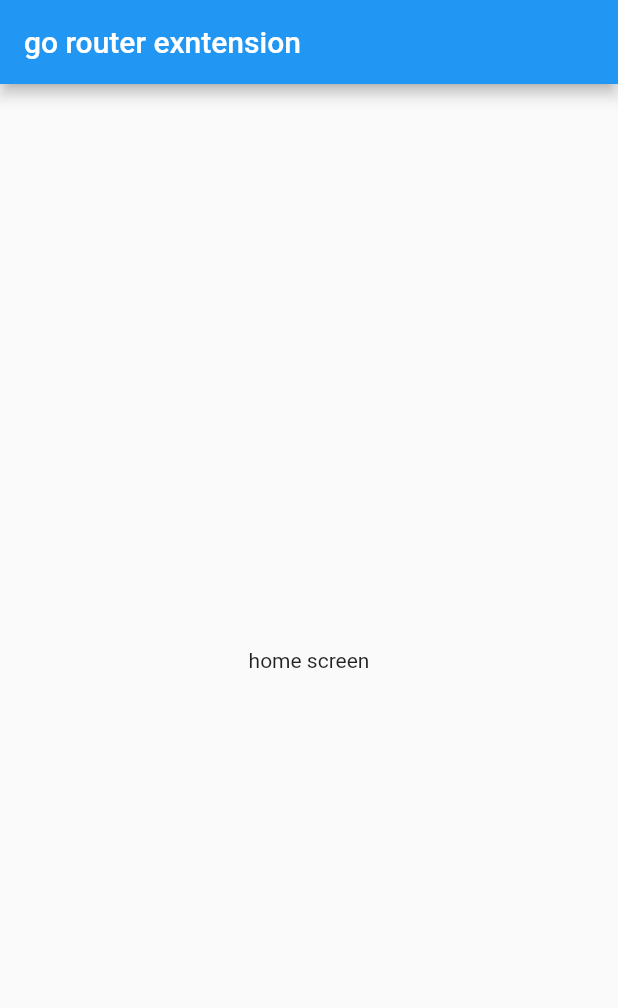
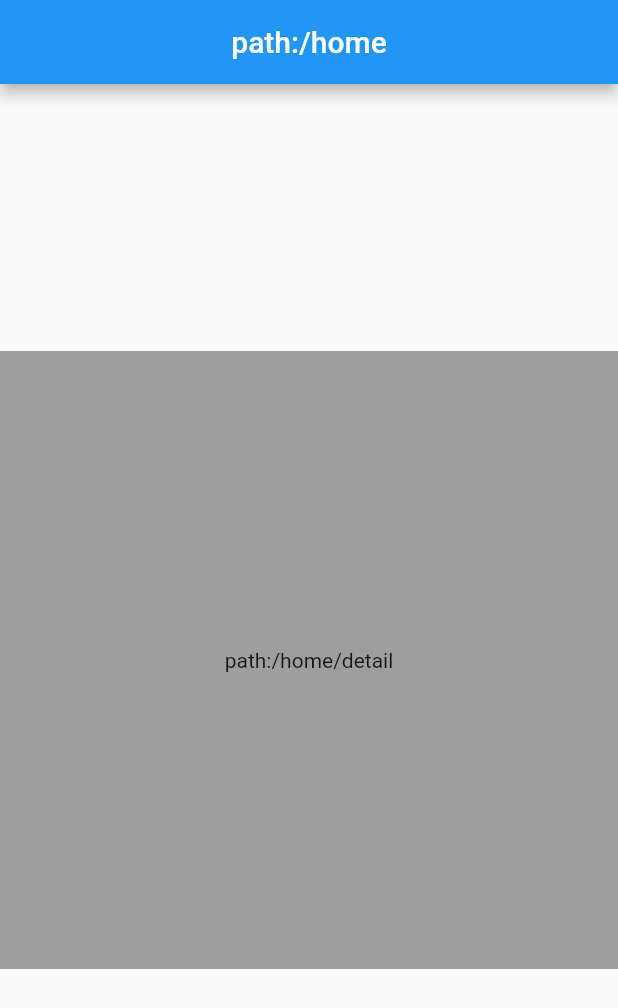
Before and after one commit to betrider/go_router_extension, a Flutter app: the screen it shows after launch, on a phone screen of 412 x 824 dp. Shown: the top 1008 px of the screen. Run offline on Flutter 3.47's test engine with Material 2 defaults, Android fonts, the phone set to English and light mode, and no system bars.

Commit message:
version update

````diff
--- a/example/lib/main.dart
+++ b/example/lib/main.dart
@@ -1,8 +1,14 @@
 import 'package:flutter/material.dart';
 import 'package:go_router_extension/go_router_extension.dart';
+import 'package:path/path.dart';
 
-@ClassNameAnnotation(className: HomeScreen)
-const String home = '/home';
+extension MyRouteBuilder on MyRoute {
+  @PageLinkAnnotation(page: HomeScreen)
+  static MyRoute get home => MyRoute('/home');
+
+  @PageLinkAnnotation(page: DetailScreen)
+  MyRoute get detail => MyRoute(join(path, 'detail'));
+}
 
 void main() {
   runApp(const MyApp());
@@ -13,14 +19,7 @@ class MyApp extends StatelessWidget {
 
   @override
   Widget build(BuildContext context) {
-    return MaterialApp(
-      home: Scaffold(
-        appBar: AppBar(
-          title: const Text('go router exntension'),
-        ),
-        body: const HomeScreen(),
-      ),
-    );
+    return const MaterialApp(home: HomeScreen());
   }
 }
 
@@ -29,8 +28,33 @@ class HomeScreen extends StatelessWidget {
 
   @override
   Widget build(BuildContext context) {
-    return const Center(
-      child: Text('home screen'),
+    var path = MyRouteBuilder.home.build();
+    return Scaffold(
+      appBar: AppBar(
+        title: Text('path:$path'),
+        centerTitle: true,
+      ),
+      body: const Center(
+        child: AspectRatio(
+          aspectRatio: 1,
+          child: DetailScreen()
+        ),
+      ),
     );
   }
 }
+
+class DetailScreen extends StatelessWidget {
+  const DetailScreen({super.key});
+
+  @override
+  Widget build(BuildContext context) {
+    var path = MyRouteBuilder.home.detail.build();
+    return Scaffold(
+      backgroundColor: Colors.grey,
+      body: Center(
+        child: Text('path:$path'),
+      ),
+    );
+  }
+}
--- a/example/pubspec.yaml
+++ b/example/pubspec.yaml
@@ -16,6 +16,7 @@ environment:
 dependencies:
   flutter:
     sdk: flutter
+  path: ^1.8.3
 
   go_router_extension:
     # When depending on this package from a real application you should use:
--- a/lib/go_router_extension.dart
+++ b/lib/go_router_extension.dart
@@ -1,4 +1,63 @@
-class ClassNameAnnotation {
-  final Type className;
-  const ClassNameAnnotation({required this.className});
+
+
+class MyRoute {
+
+  /// route path
+  final String path;
+
+  MyRoute(this.path);
+
+  /// Convert nested paths to one string
+  String build({
+    /// path param optional
+    Map<String, String> pathParameters = const <String, String>{},
+  }) {
+    String newPath = path;
+    for (final entry in pathParameters.entries) {
+      newPath = newPath.replaceAll(':${entry.key}', entry.value);
+    }
+    return newPath;
+  }
 }
+
+/// Route Path Generation Builder
+///
+/// ```dart
+/// extension MyRouteBuilder on MyRoute {
+///
+///   // Main route → ----------------------------------- ↓ ↓
+///
+///   @PageLinkAnnotation(page: HomeScreen1)
+///   static MyRoute get home1 => MyRoute('/home1');
+///
+///   @PageLinkAnnotation(page: HomeScreen2)
+///   static MyRoute get home2 => MyRoute('/home2');
+///
+///   // ----------------------------------------------------
+///
+///   // Sub Route → ------------------------------------ ↓ ↓
+///
+///   @PageLinkAnnotation(page: DetailScreen1)
+///   MyRoute get detail1 => MyRoute(join(path, '/detail1'));
+///
+///   @PageLinkAnnotation(page: DetailScreen2)
+///   MyRoute get detail2 => MyRoute(join(path, '/detail2'));
+///
+/// }
+/// ```
+extension MyRouteBuilder on MyRoute {
+  // ...
+}
+
+/// Annotations for links
+///
+/// ```dart
+/// @PageLinkAnnotation(page: HomeScreen)
+/// const String home = '/home';
+///
+/// ```
+class PageLinkAnnotation {
+  /// screen or page
+  final Type page;
+  const PageLinkAnnotation({required this.page});
+}
--- a/pubspec.yaml
+++ b/pubspec.yaml
@@ -1,6 +1,6 @@
 name: go_router_extension
 description: This is an extension package that makes it easier to use the go_router package
-version: 0.0.4
+version: 0.0.5
 homepage: https://github.com/betrider/go_router_extension.git
 repository: https://github.com/betrider/go_router_extension.git
 
@@ -11,6 +11,7 @@ environment:
 dependencies:
   flutter:
     sdk: flutter
+  path: ^1.8.3
 
 dev_dependencies:
   flutter_test:
````
Also changed, not shown: example/pubspec.lock, 1 other file.
